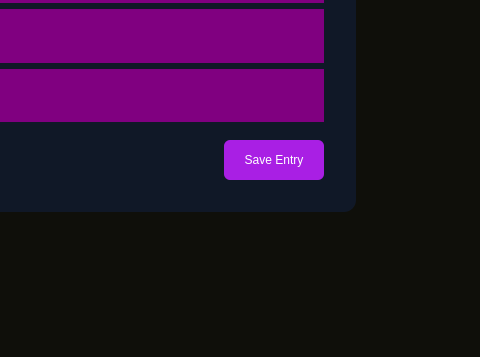
Keypr-org/qt_client, file src/mainContent/wifiform.ui: the form before one commit; both pictures show x 269 to 749 and y 284 to 641 of the 749 by 641 pixel window.
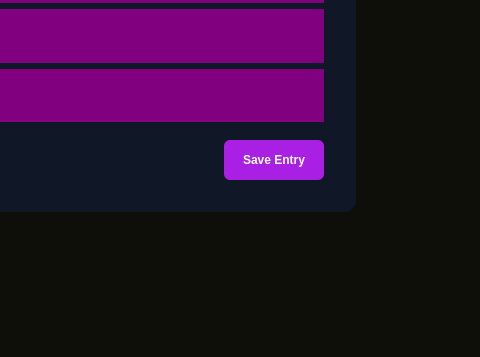
The form after the commit. Custom widgets are drawn as their Qt base class.

Patch:
```diff
--- a/src/mainContent/wifiform.ui
+++ b/src/mainContent/wifiform.ui
@@ -202,6 +202,11 @@
              <height>40</height>
             </size>
            </property>
+           <property name="font">
+            <font>
+             <bold>true</bold>
+            </font>
+           </property>
            <property name="cursor">
             <cursorShape>PointingHandCursor</cursorShape>
            </property>
```
